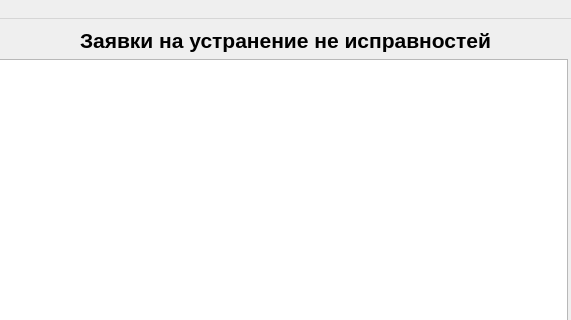
Before: the Qt Designer form PyQT_BD/My_PyQt_db/main.ui in NadinD/Pyqt_db, drawn with Qt 5; both pictures show x 151 to 722 and y 0 to 320 of the 873 by 600 pixel window.
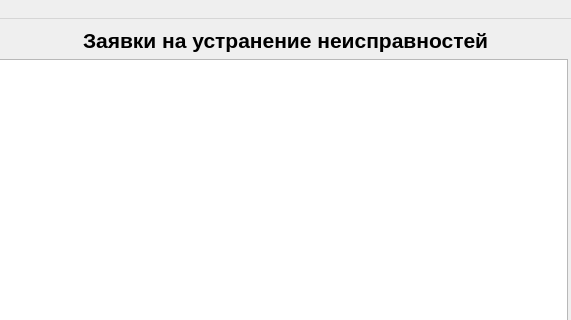
After: the same form once the commit is applied.

Commit message: Изменена надпись на главной форме

```diff
--- a/PyQT_BD/My_PyQt_db/main.ui
+++ b/PyQT_BD/My_PyQt_db/main.ui
@@ -41,7 +41,7 @@
          </font>
         </property>
         <property name="text">
-         <string>Заявки на устранение не исправностей</string>
+         <string>Заявки на устранение неисправностей</string>
         </property>
        </widget>
       </item>
```
The commit also changes 7 other files.
